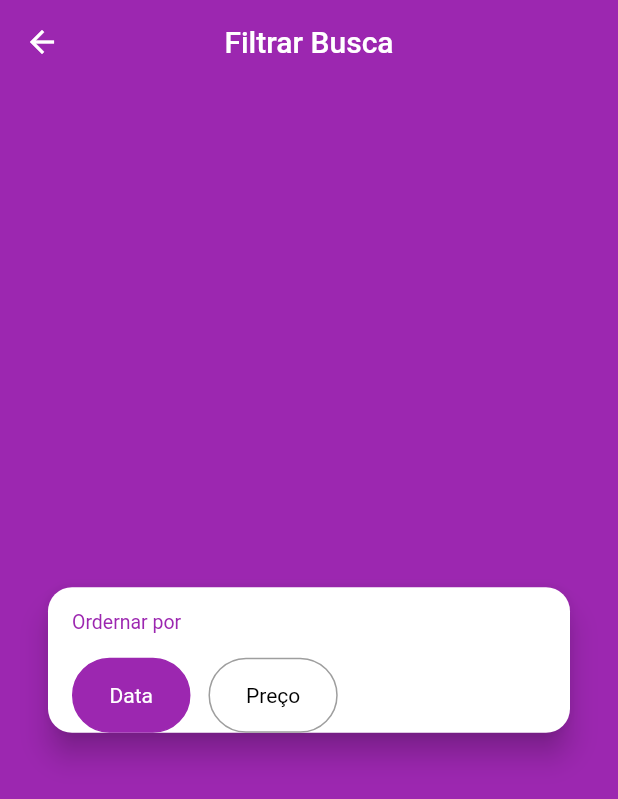
After one commit to joaoconstancio1/olx_clone, a Flutter app: the FilterScreen screen opened directly, on a phone screen of 412 x 824 dp. The commit adds this screen. Shown: the top 799 px of the screen. Run offline on Flutter 3.47's test engine with Material 2 defaults, Android fonts, the phone set to English and light mode, and no system bars; our stand-ins replace brasil_fields, dio, flutter_mobx, get_it, image_cropper, image_picker and 3 more; accounts and stored records are empty; generated files the repository leaves out were written again; network calls fail.

Commit message:
creating order field

```diff
--- /dev/null
+++ b/lib/screens/filter/components/orderby_field.dart
@@ -0,0 +1,57 @@
+import 'package:flutter/material.dart';
+import 'package:flutter_mobx/flutter_mobx.dart';
+import 'package:xlo_mobx/screens/filter/components/section_title.dart';
+import 'package:xlo_mobx/stores/filter_store.dart';
+
+class OrderByField extends StatelessWidget {
+  OrderByField(this.filter);
+
+  final FilterStore filter;
+
+  @override
+  Widget build(BuildContext context) {
+    Widget buildOption(String title, OrderBy option) {
+      return GestureDetector(
+        onTap: () {
+          filter.setOrderByOrderByDate(option);
+        },
+        child: Container(
+          height: 50,
+          alignment: Alignment.center,
+          padding: const EdgeInsets.symmetric(horizontal: 24),
+          decoration: BoxDecoration(
+            borderRadius: BorderRadius.circular(25),
+            color:
+                filter.orderBy == option ? Colors.purple : Colors.transparent,
+            border: Border.all(
+              color: filter.orderBy == option ? Colors.purple : Colors.grey,
+            ),
+          ),
+          child: Text(
+            title,
+            style: TextStyle(
+                color: filter.orderBy == option ? Colors.white : Colors.black),
+          ),
+        ),
+      );
+    }
+
+    return Column(
+      crossAxisAlignment: CrossAxisAlignment.start,
+      children: [
+        SectionTitle("Ordernar por"),
+        Observer(builder: (_) {
+          return Row(
+            children: [
+              buildOption('Data', OrderBy.DATE),
+              const SizedBox(
+                width: 12,
+              ),
+              buildOption('Preço', OrderBy.PRICE),
+            ],
+          );
+        })
+      ],
+    );
+  }
+}
--- /dev/null
+++ b/lib/screens/filter/components/section_title.dart
@@ -0,0 +1,22 @@
+import 'package:flutter/material.dart';
+
+class SectionTitle extends StatelessWidget {
+  SectionTitle(this.title);
+
+  final String title;
+
+  @override
+  Widget build(BuildContext context) {
+    return Padding(
+      padding: const EdgeInsets.symmetric(vertical: 16),
+      child: Text(
+        title,
+        style: TextStyle(
+          color: Colors.purple,
+          fontSize: 13,
+          fontWeight: FontWeight.w400,
+        ),
+      ),
+    );
+  }
+}
--- /dev/null
+++ b/lib/screens/filter/filter_screen.dart
@@ -0,0 +1,34 @@
+import 'package:flutter/material.dart';
+import 'package:xlo_mobx/screens/filter/components/orderby_field.dart';
+import 'package:xlo_mobx/stores/filter_store.dart';
+
+class FilterScreen extends StatelessWidget {
+
+  final FilterStore filter = FilterStore();
+  @override
+  Widget build(BuildContext context) {
+    return Scaffold(
+      appBar: AppBar(
+        title: Text("Filtrar Busca"),
+        centerTitle: true,
+      ),
+      body: Center(
+        child: Card(
+          margin: const EdgeInsets.symmetric(horizontal: 32),
+          shape:
+              RoundedRectangleBorder(borderRadius: BorderRadius.circular(16)),
+          elevation: 8,
+          child: Padding(
+            padding: const EdgeInsets.symmetric(horizontal: 16),
+            child: Column(
+              mainAxisSize: MainAxisSize.min,
+              children: [
+                OrderByField(filter)
+              ],
+            ),
+          ),
+        ),
+      ),
+    );
+  }
+}
--- a/lib/screens/home/components/top_bar.dart
+++ b/lib/screens/home/components/top_bar.dart
@@ -2,6 +2,7 @@
 import 'package:flutter_mobx/flutter_mobx.dart';
 import 'package:get_it/get_it.dart';
 import 'package:xlo_mobx/screens/category/category_screen.dart';
+import 'package:xlo_mobx/screens/filter/filter_screen.dart';
 import 'package:xlo_mobx/stores/home_store.dart';
 
 import 'bar_button.dart';
@@ -42,6 +43,8 @@
             ),
           ),
           onTap: () {
+            Navigator.of(context)
+                .push(MaterialPageRoute(builder: (_) => FilterScreen()));
           },
         ),
       ],
--- /dev/null
+++ b/lib/stores/filter_store.dart
@@ -0,0 +1,15 @@
+import 'package:mobx/mobx.dart';
+
+part 'filter_store.g.dart';
+
+enum OrderBy { DATE, PRICE }
+
+class FilterStore = _FilterStore with _$FilterStore;
+
+abstract class _FilterStore with Store {
+  @observable
+  OrderBy orderBy = OrderBy.DATE;
+
+  @action
+  void setOrderByOrderByDate(OrderBy value) => orderBy = value;
+}
```
Also changed, not shown: lib/stores/filter_store.g.dart (added).
